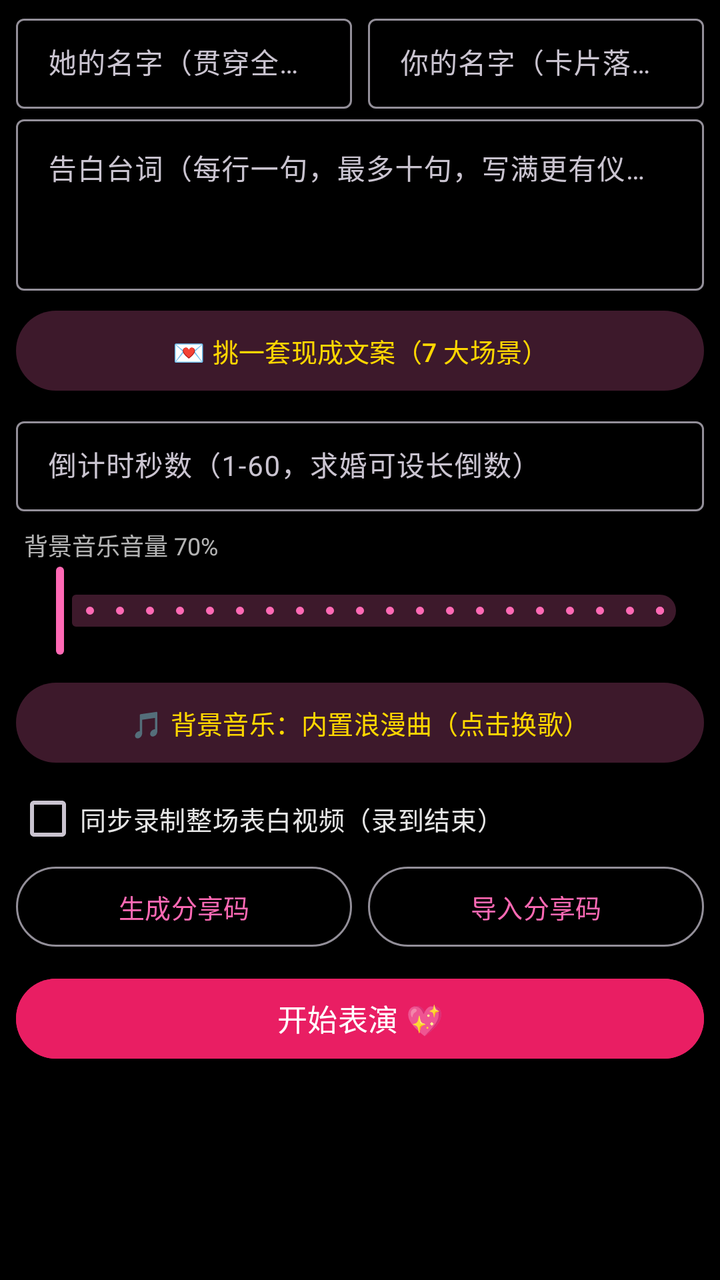
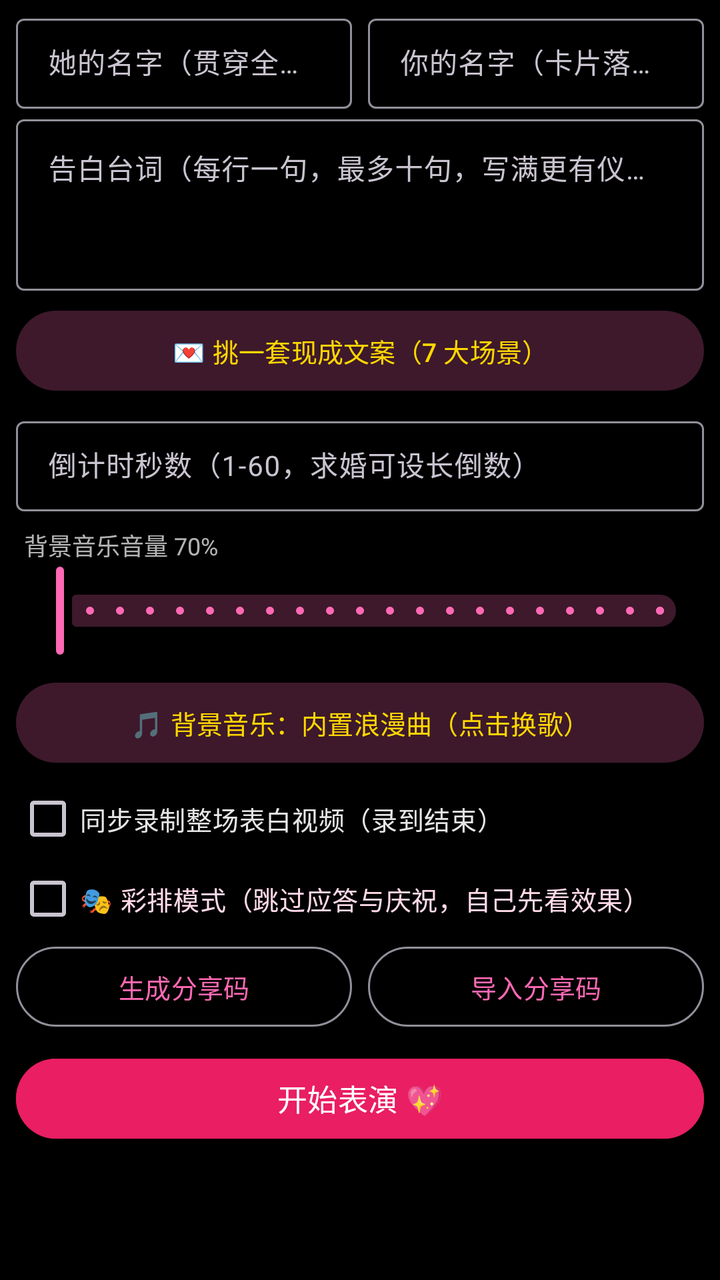

Screens rendered from an Android XML layout before and after an edit, with the pre-edit source and the edit as a unified diff.
<!-- AndroidManifest.xml: application theme Theme.Electronic -->
<!-- res/layout/dialog_romantic_settings.xml -->
<?xml version="1.0" encoding="utf-8"?>
<ScrollView xmlns:android="http://schemas.android.com/apk/res/android"
    xmlns:app="http://schemas.android.com/apk/res-auto"
    android:layout_width="match_parent"
    android:layout_height="wrap_content"
    android:maxHeight="440dp"
    android:scrollbars="none">

    <LinearLayout
        android:layout_width="match_parent"
        android:layout_height="wrap_content"
        android:orientation="vertical"
        android:paddingHorizontal="8dp"
        android:paddingVertical="4dp">

        <LinearLayout
            android:layout_width="match_parent"
            android:layout_height="wrap_content"
            android:orientation="horizontal">

            <com.google.android.material.textfield.TextInputLayout
                android:id="@+id/til_her_name"
                style="@style/Widget.Material3.TextInputLayout.OutlinedBox.Dense"
                android:layout_width="0dp"
                android:layout_height="wrap_content"
                android:layout_weight="1"
                android:hint="她的名字（贯穿全场）">

                <com.google.android.material.textfield.TextInputEditText
                    android:id="@+id/et_her_name"
                    android:layout_width="match_parent"
                    android:layout_height="wrap_content"
                    android:inputType="text"
                    android:maxLines="1"
                    android:textColor="#FFFFFF"
                    android:textSize="14sp" />
            </com.google.android.material.textfield.TextInputLayout>

            <com.google.android.material.textfield.TextInputLayout
                android:id="@+id/til_my_name"
                style="@style/Widget.Material3.TextInputLayout.OutlinedBox.Dense"
                android:layout_width="0dp"
                android:layout_height="wrap_content"
                android:layout_marginStart="8dp"
                android:layout_weight="1"
                android:hint="你的名字（卡片落款）">

                <com.google.android.material.textfield.TextInputEditText
                    android:id="@+id/et_my_name"
                    android:layout_width="match_parent"
                    android:layout_height="wrap_content"
                    android:inputType="text"
                    android:maxLines="1"
                    android:textColor="#FFFFFF"
                    android:textSize="14sp" />
            </com.google.android.material.textfield.TextInputLayout>
        </LinearLayout>

        <com.google.android.material.textfield.TextInputLayout
            android:id="@+id/til_lines"
            style="@style/Widget.Material3.TextInputLayout.OutlinedBox"
            android:layout_width="match_parent"
            android:layout_height="wrap_content"
            android:hint="告白台词（每行一句，最多十句，写满更有仪式感）">

            <com.google.android.material.textfield.TextInputEditText
                android:id="@+id/et_lines"
                android:layout_width="match_parent"
                android:layout_height="wrap_content"
                android:gravity="top"
                android:inputType="textMultiLine"
                android:maxLines="6"
                android:minLines="3"
                android:textColor="#FFFFFF"
                android:textSize="14sp" />
        </com.google.android.material.textfield.TextInputLayout>

        <com.google.android.material.button.MaterialButton
            android:id="@+id/btn_pick_preset"
            style="@style/Widget.Material3.Button.TonalButton"
            android:layout_width="match_parent"
            android:layout_height="wrap_content"
            android:layout_marginTop="6dp"
            android:text="💌 挑一套现成文案（7 大场景）"
            android:textSize="13sp" />

        <com.google.android.material.textfield.TextInputLayout
            android:id="@+id/til_seconds"
            style="@style/Widget.Material3.TextInputLayout.OutlinedBox.Dense"
            android:layout_width="match_parent"
            android:layout_height="wrap_content"
            android:layout_marginTop="6dp"
            android:hint="倒计时秒数（1-60，求婚可设长倒数）">

            <com.google.android.material.textfield.TextInputEditText
                android:id="@+id/et_seconds"
                android:layout_width="match_parent"
                android:layout_height="wrap_content"
                android:inputType="number"
                android:textColor="#FFFFFF"
                android:textSize="14sp" />
        </com.google.android.material.textfield.TextInputLayout>

        <TextView
            android:id="@+id/tv_volume_label"
            android:layout_width="match_parent"
            android:layout_height="wrap_content"
            android:layout_marginTop="8dp"
            android:paddingStart="4dp"
            android:text="背景音乐音量 70%"
            android:textColor="#B3FFFFFF"
            android:textSize="12sp" />

        <com.google.android.material.slider.Slider
            android:id="@+id/slider_volume"
            android:layout_width="match_parent"
            android:layout_height="wrap_content"
            android:stepSize="5"
            android:valueFrom="0"
            android:valueTo="100"
            app:labelBehavior="gone" />

        <com.google.android.material.button.MaterialButton
            android:id="@+id/btn_pick_bgm"
            style="@style/Widget.Material3.Button.TonalButton"
            android:layout_width="match_parent"
            android:layout_height="wrap_content"
            android:layout_marginTop="8dp"
            android:text="🎵 背景音乐：内置浪漫曲（点击换歌）"
            android:textSize="13sp" />

        <com.google.android.material.checkbox.MaterialCheckBox
            android:id="@+id/cb_record_full"
            android:layout_width="match_parent"
            android:layout_height="wrap_content"
            android:layout_marginTop="4dp"
            android:minHeight="40dp"
            android:text="同步录制整场表白视频（录到结束）"
            android:textColor="#E6FFFFFF"
            android:textSize="13sp" />

        <LinearLayout
            android:layout_width="match_parent"
            android:layout_height="wrap_content"
            android:orientation="horizontal">

            <com.google.android.material.button.MaterialButton
                android:id="@+id/btn_gen_code"
                style="@style/Widget.Material3.Button.OutlinedButton"
                android:layout_width="0dp"
                android:layout_height="wrap_content"
                android:layout_weight="1"
                android:text="生成分享码"
                android:textSize="13sp" />

            <com.google.android.material.button.MaterialButton
                android:id="@+id/btn_import_code"
                style="@style/Widget.Material3.Button.OutlinedButton"
                android:layout_width="0dp"
                android:layout_height="wrap_content"
                android:layout_marginStart="8dp"
                android:layout_weight="1"
                android:text="导入分享码"
                android:textSize="13sp" />
        </LinearLayout>

        <com.google.android.material.button.MaterialButton
            android:id="@+id/btn_start"
            android:layout_width="match_parent"
            android:layout_height="wrap_content"
            android:layout_marginTop="8dp"
            android:backgroundTint="#FFE91E63"
            android:text="开始表演 💖"
            android:textSize="15sp"
            app:cornerRadius="24dp" />

    </LinearLayout>
</ScrollView>
<!-- resources referenced by this layout -->
<resources>
  <style name="Theme.Electronic" parent="Base.Theme.Electronic" />
  <style name="Base.Theme.Electronic" parent="Theme.Material3.Dark.NoActionBar">
          
          <item name="android:windowBackground">@android:color/black</item>
  
          
          <item name="colorPrimary">@color/romantic_pink</item>
          <item name="colorOnPrimary">@color/white</item>
          <item name="colorSecondary">@color/gold</item>
          <item name="colorOnSecondary">@color/black</item>
          <item name="colorSecondaryContainer">#3DFF69B4</item>
          <item name="colorOnSecondaryContainer">@color/gold</item>
          
          <item name="colorControlActivated">@color/romantic_pink</item>
          <item name="colorControlNormal">@color/text_secondary</item>
  
          
          <item name="android:statusBarColor">@android:color/transparent</item>
          <item name="android:navigationBarColor">@android:color/transparent</item>
          <item name="android:windowLightStatusBar">false</item>
  
          
          <item name="materialAlertDialogTheme">@style/RomanticDialog</item>
      </style>
  <color name="romantic_pink">#FFFF69B4</color>
  <color name="white">#FFFFFFFF</color>
  <color name="gold">#FFFFD700</color>
  <color name="black">#FF000000</color>
  <color name="text_secondary">#B3FFFFFF</color>
  <style name="RomanticDialog" parent="ThemeOverlay.Material3.MaterialAlertDialog">
          <item name="shapeAppearanceOverlay">@style/RomanticDialogShape</item>
      </style>
  <style name="RomanticDialogShape" parent="">
          <item name="cornerFamily">rounded</item>
          <item name="cornerSize">20dp</item>
      </style>
</resources>

<!-- the commit's change to res/layout/dialog_romantic_settings.xml (unified diff, before → after) -->
@@ -139,6 +139,15 @@
             android:textColor="#E6FFFFFF"
             android:textSize="13sp" />
 
+        <com.google.android.material.checkbox.MaterialCheckBox
+            android:id="@+id/cb_rehearsal"
+            android:layout_width="match_parent"
+            android:layout_height="wrap_content"
+            android:minHeight="40dp"
+            android:text="🎭 彩排模式（跳过应答与庆祝，自己先看效果）"
+            android:textColor="#FFD9E8"
+            android:textSize="13sp" />
+
         <LinearLayout
             android:layout_width="match_parent"
             android:layout_height="wrap_content"
